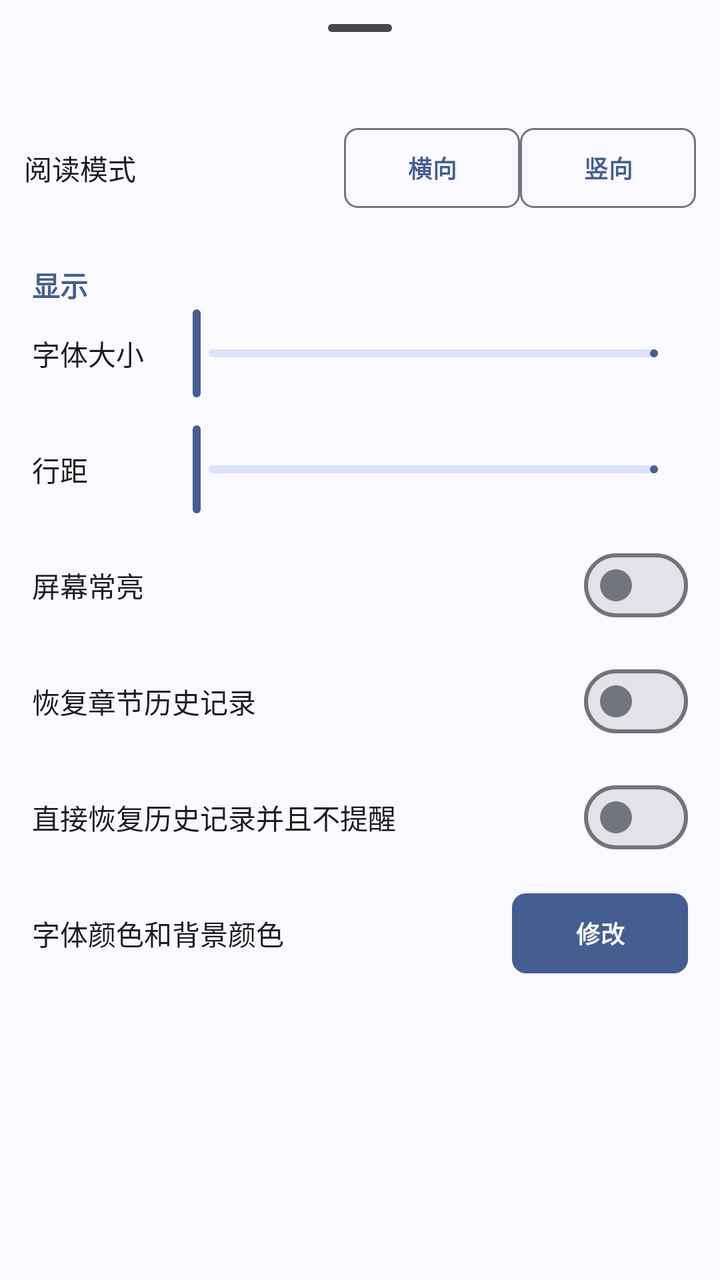
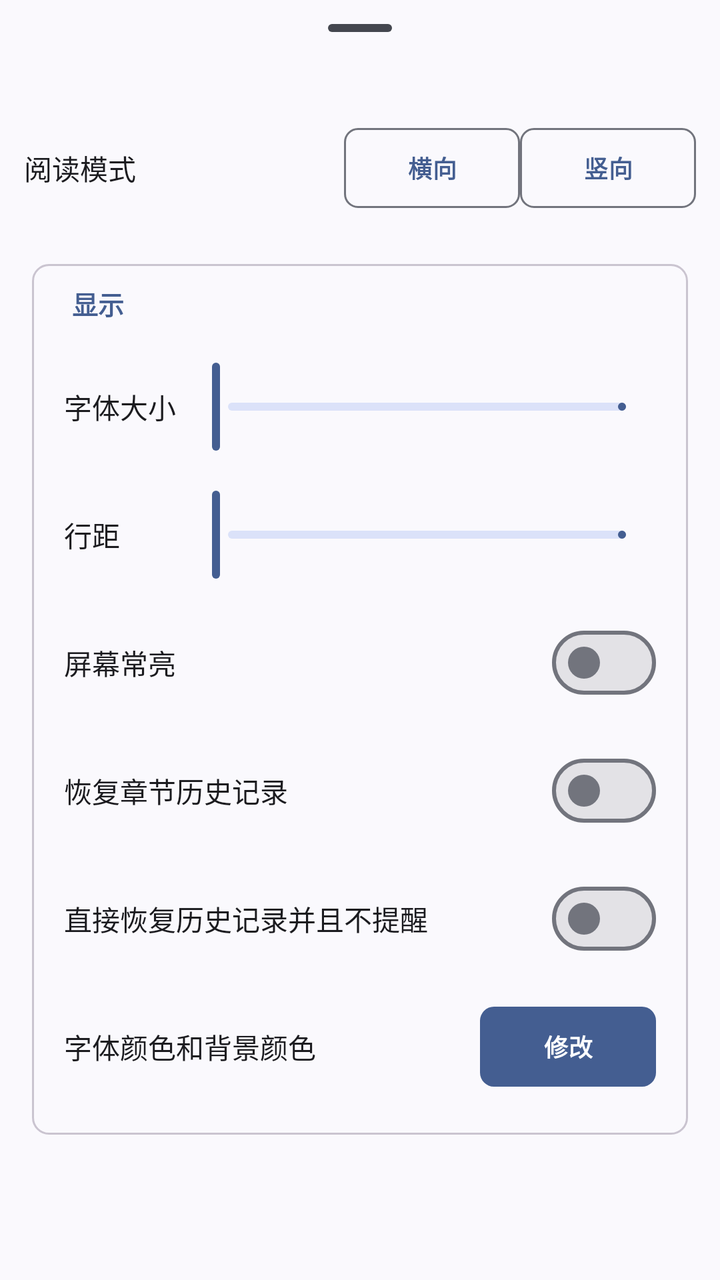

Before-and-after screenshots of an Android layout around one commit, followed by the original layout XML and the change that was made.
<!-- AndroidManifest.xml: application theme Theme.HikariNovel -->
<!-- res/layout/view_vertical_read_config.xml -->
<?xml version="1.0" encoding="utf-8"?>
<LinearLayout
  xmlns:android="http://schemas.android.com/apk/res/android"
  android:layout_width="match_parent"
  android:layout_height="wrap_content"
  android:orientation="vertical"
  android:layout_gravity="bottom">
  <com.google.android.material.bottomsheet.BottomSheetDragHandleView
    android:layout_width="match_parent"
    android:layout_height="wrap_content" />
  <LinearLayout
    android:layout_width="match_parent"
    android:layout_height="wrap_content"
    android:gravity="center"
    android:padding="@dimen/gi_space_md"
    android:orientation="horizontal">
    <TextView
      android:layout_width="0dp"
      android:layout_height="wrap_content"
      android:layout_weight="1"
      android:text="@string/read_mode"
      style="@style/TextAppearance.GalIsland.ConfigLabel" />
    <com.google.android.material.button.MaterialButton
      android:id="@+id/b_v_read_config_horizontal"
      style="@style/Widget.GalIsland.Button.Outlined"
      android:layout_width="wrap_content"
      android:layout_height="wrap_content"
      android:text="@string/horizontal" />
    <com.google.android.material.button.MaterialButton
      android:id="@+id/b_v_read_config_vertical"
      style="@style/Widget.GalIsland.Button.Outlined"
      android:layout_width="wrap_content"
      android:layout_height="wrap_content"
      android:text="@string/vertical" />
  </LinearLayout>
  <TextView
    android:layout_width="match_parent"
    android:layout_height="wrap_content"
    android:paddingLeft="@dimen/gi_page_inset"
    android:paddingTop="@dimen/gi_space_md"
    android:text="@string/display_settings"
    android:textColor="?colorPrimary"
    android:textStyle="bold" />
  <LinearLayout
    android:layout_width="match_parent"
    android:layout_height="wrap_content"
    android:gravity="center"
    android:orientation="horizontal"
    android:layout_marginLeft="@dimen/gi_page_inset"
    android:layout_marginRight="@dimen/gi_page_inset">
    <TextView
      android:layout_width="0dp"
      android:layout_height="wrap_content"
      android:layout_weight="1"
      android:text="@string/font_size"
      style="@style/TextAppearance.GalIsland.ConfigLabel" />
    <com.google.android.material.slider.Slider
      android:id="@+id/s_v_v_read_config_font_size"
      android:layout_width="0dp"
      android:layout_height="wrap_content"
      android:layout_weight="4"
      android:stepSize="1"
      android:valueFrom="1"
      android:valueTo="50" />
  </LinearLayout>
  <LinearLayout
    android:layout_width="match_parent"
    android:layout_height="wrap_content"
    android:gravity="center"
    android:orientation="horizontal"
    android:layout_marginLeft="@dimen/gi_page_inset"
    android:layout_marginRight="@dimen/gi_page_inset"
    android:layout_marginTop="@dimen/gi_space_inset">
    <TextView
      android:layout_width="0dp"
      android:layout_height="wrap_content"
      android:layout_weight="1"
      android:text="@string/line_spacing"
      style="@style/TextAppearance.GalIsland.ConfigLabel" />
    <com.google.android.material.slider.Slider
      android:id="@+id/s_v_v_read_config_line_spacing"
      android:layout_width="0dp"
      android:layout_height="wrap_content"
      android:layout_weight="4"
      android:stepSize="1"
      android:valueFrom="1"
      android:valueTo="50" />
  </LinearLayout>
  <LinearLayout
    android:layout_width="match_parent"
    android:layout_height="wrap_content"
    android:layout_marginLeft="@dimen/gi_page_inset"
    android:layout_marginRight="@dimen/gi_page_inset"
    android:layout_marginTop="@dimen/gi_space_inset"
    android:gravity="center"
    android:orientation="horizontal">
    <TextView
      android:layout_width="0dp"
      android:layout_height="wrap_content"
      android:layout_weight="1"
      android:text="@string/keep_screen_on"
      style="@style/TextAppearance.GalIsland.ConfigLabel" />
    <com.google.android.material.materialswitch.MaterialSwitch
      android:id="@+id/s_v_v_read_config_keep_screen_on"
      android:layout_width="wrap_content"
      android:layout_height="wrap_content" />
  </LinearLayout>
  <LinearLayout
    android:layout_width="match_parent"
    android:layout_height="wrap_content"
    android:layout_marginLeft="@dimen/gi_page_inset"
    android:layout_marginRight="@dimen/gi_page_inset"
    android:layout_marginTop="@dimen/gi_space_inset"
    android:gravity="center"
    android:orientation="horizontal">
    <TextView
      android:layout_width="0dp"
      android:layout_height="wrap_content"
      android:layout_weight="1"
      android:text="@string/restore_chapter_read_history_with_confirm"
      style="@style/TextAppearance.GalIsland.ConfigLabel" />
    <com.google.android.material.materialswitch.MaterialSwitch
      android:id="@+id/s_v_v_read_config_restore_chapter_read_history"
      android:layout_width="wrap_content"
      android:layout_height="wrap_content" />
  </LinearLayout>
  <LinearLayout
    android:layout_width="match_parent"
    android:layout_height="wrap_content"
    android:layout_marginLeft="@dimen/gi_page_inset"
    android:layout_marginTop="@dimen/gi_space_inset"
    android:layout_marginRight="@dimen/gi_page_inset"
    android:gravity="center"
    android:orientation="horizontal">
    <TextView
      android:layout_width="0dp"
      android:layout_height="wrap_content"
      android:layout_weight="1"
      android:text="@string/restore_chapter_read_history_without_confirm"
      style="@style/TextAppearance.GalIsland.ConfigLabel" />
    <com.google.android.material.materialswitch.MaterialSwitch
      android:id="@+id/s_v_v_read_config_restore_chapter_read_history_without_confirm"
      android:layout_width="wrap_content"
      android:layout_height="wrap_content" />
  </LinearLayout>
  <LinearLayout
    android:layout_width="match_parent"
    android:layout_height="wrap_content"
    android:gravity="center"
    android:orientation="horizontal"
    android:layout_marginLeft="@dimen/gi_page_inset"
    android:layout_marginRight="@dimen/gi_page_inset"
    android:layout_marginTop="@dimen/gi_space_inset">
    <TextView
      android:layout_width="0dp"
      android:layout_height="wrap_content"
      android:layout_weight="1"
      android:text="@string/font_color_bg_color"
      style="@style/TextAppearance.GalIsland.ConfigLabel" />
    <com.google.android.material.button.MaterialButton
      android:id="@+id/b_v_v_read_config_change_color"
      android:layout_width="wrap_content"
      android:layout_height="wrap_content"
      android:text="@string/modify" />
  </LinearLayout>
</LinearLayout>
<!-- resources referenced by this layout -->
<resources>
  <style name="TextAppearance.GalIsland.Button" parent="TextAppearance.Material3.LabelLarge">
      <item name="android:textSize">12sp</item>
      <item name="android:textStyle">bold</item>
      <item name="android:letterSpacing">0.01</item>
    </style>
  <style name="Base.Theme.HikariNovel" parent="Theme.Material3.DynamicColors.DayNight.NoActionBar">
      
      
      <item name="shapeAppearanceSmallComponent">@style/ShapeAppearance.GalIsland.Small</item>
      <item name="shapeAppearanceMediumComponent">@style/ShapeAppearance.GalIsland.Medium</item>
      <item name="shapeAppearanceLargeComponent">@style/ShapeAppearance.GalIsland.Large</item>
      <item name="materialCardViewStyle">@style/Widget.GalIsland.CardView</item>
      <item name="materialButtonStyle">@style/Widget.GalIsland.Button</item>
      <item name="chipStyle">@style/Widget.GalIsland.Chip</item>
      <item name="tabStyle">@style/Widget.GalIsland.TabLayout</item>
      <item name="toolbarStyle">@style/Widget.GalIsland.Toolbar</item>
      <item name="sliderStyle">@style/Widget.GalIsland.Slider</item>
      <item name="textInputStyle">@style/Widget.GalIsland.TextInputLayout.OutlinedBox</item>
      <item name="snackbarStyle">@style/Widget.GalIsland.Snackbar</item>
      <item name="snackbarTextViewStyle">@style/Widget.GalIsland.Snackbar.TextView</item>
      <item name="materialAlertDialogTheme">@style/ThemeOverlay.GalIsland.MaterialAlertDialog</item>
      <item name="giSurfaceInput">?attr/colorSurfaceVariant</item>
      <item name="giSurfaceHover">?attr/colorSurfaceContainerHigh</item>
      <item name="giSurfaceReaderChrome">?attr/colorSurfaceContainer</item>
      <item name="appBarLayoutStyle">@style/Widget.GalIsland.AppBar</item>
      <item name="giAccentSoft">@color/galisland_nav_indicator</item>
      <item name="bottomSheetDialogTheme">@style/ThemeOverlay.GalIsland.BottomSheet</item>
      <item name="giBorderStrong">?attr/colorOutline</item>
      <item name="giSurfaceSidebar">?attr/colorSurfaceContainerLow</item>
      <item name="giSurfaceToolbar">?attr/colorSurface</item>
      <item name="giGridLine">?attr/colorOutlineVariant</item>
      <item name="elevationOverlayEnabled">false</item>
    </style>
  <style name="Widget.GalIsland.CardView" parent="Widget.Material3.CardView.Filled">
      <item name="cardBackgroundColor">@android:color/transparent</item>
      <item name="cardCornerRadius">@dimen/gi_radius_card</item>
      <item name="cardElevation">0dp</item>
      <item name="strokeWidth">1dp</item>
      <item name="strokeColor">?attr/colorOutlineVariant</item>
    </style>
  <style name="Widget.GalIsland.Chip" parent="Widget.Material3.Chip.Assist">
      <item name="shapeAppearance">@style/ShapeAppearance.GalIsland.Tag</item>
      <item name="chipMinHeight">@dimen/gi_chip_height</item>
      <item name="chipStrokeWidth">1dp</item>
      <item name="chipStrokeColor">?attr/colorOutlineVariant</item>
      <item name="chipBackgroundColor">@color/gi_chip_background</item>
      <item name="android:textColor">?attr/colorOnSurfaceVariant</item>
      <item name="android:textAppearance">@style/TextAppearance.GalIsland.Tag</item>
      <item name="chipIconVisible">false</item>
      <item name="ensureMinTouchTargetSize">false</item>
    </style>
  <style name="Widget.GalIsland.TabLayout" parent="Widget.Material3.TabLayout">
      <item name="tabIndicatorColor">?attr/colorPrimary</item>
      <item name="tabIndicatorHeight">3dp</item>
      <item name="tabIndicatorFullWidth">false</item>
      <item name="tabSelectedTextColor">?attr/colorPrimary</item>
      <item name="tabTextColor">?attr/colorOnSurfaceVariant</item>
      <item name="tabTextAppearance">@style/TextAppearance.GalIsland.Tab</item>
      <item name="tabRippleColor">@color/galisland_interaction</item>
      <item name="android:background">@android:color/transparent</item>
    </style>
  <style name="Widget.GalIsland.Slider" parent="Widget.Material3.Slider">
      <item name="trackHeight">4dp</item>
      <item name="thumbRadius">8dp</item>
      <item name="tickVisible">false</item>
      <item name="haloRadius">16dp</item>
    </style>
  <style name="Widget.GalIsland.TextInputLayout.OutlinedBox" parent="Widget.Material3.TextInputLayout.OutlinedBox">
      <item name="boxCornerRadiusTopStart">@dimen/gi_radius_control</item>
      <item name="boxCornerRadiusTopEnd">@dimen/gi_radius_control</item>
      <item name="boxCornerRadiusBottomStart">@dimen/gi_radius_control</item>
      <item name="boxCornerRadiusBottomEnd">@dimen/gi_radius_control</item>
      <item name="boxStrokeWidth">1dp</item>
      <item name="boxStrokeWidthFocused">@dimen/gi_stroke</item>
      <item name="boxStrokeColor">@color/galisland_box_stroke</item>
      <item name="hintTextColor">?attr/colorPrimary</item>
      <item name="boxBackgroundColor">?attr/giSurfaceInput</item>
    </style>
  <style name="TextAppearance.GalIsland.Tag" parent="TextAppearance.Material3.LabelSmall">
      <item name="android:textSize">10sp</item>
      <item name="android:letterSpacing">0</item>
    </style>
  <style name="TextAppearance.GalIsland.Tab" parent="TextAppearance.Material3.TitleSmall">
      <item name="android:textSize">13sp</item>
      <item name="android:textStyle">bold</item>
      <item name="android:letterSpacing">0</item>
    </style>
  <style name="TextAppearance.GalIsland.SectionTitle" parent="TextAppearance.Material3.TitleSmall">
      <item name="android:textSize">13sp</item>
      <item name="android:textStyle">bold</item>
      <item name="android:textColor">?attr/colorOnSurface</item>
      <item name="android:letterSpacing">0</item>
    </style>
  <!-- unchanged entries left out for length: 42 -->
</resources>

<!-- the commit's change to res/layout/view_vertical_read_config.xml (unified diff, before → after) -->
@@ -3,8 +3,8 @@
   xmlns:android="http://schemas.android.com/apk/res/android"
   android:layout_width="match_parent"
   android:layout_height="wrap_content"
-  android:orientation="vertical"
-  android:layout_gravity="bottom">
+  android:layout_gravity="bottom"
+  android:orientation="vertical">
   <com.google.android.material.bottomsheet.BottomSheetDragHandleView
     android:layout_width="match_parent"
     android:layout_height="wrap_content" />
@@ -12,8 +12,8 @@
     android:layout_width="match_parent"
     android:layout_height="wrap_content"
     android:gravity="center"
-    android:padding="@dimen/gi_space_md"
-    android:orientation="horizontal">
+    android:orientation="horizontal"
+    android:padding="@dimen/gi_space_md">
     <TextView
       android:layout_width="0dp"
       android:layout_height="wrap_content"
@@ -33,134 +33,158 @@
       android:layout_height="wrap_content"
       android:text="@string/vertical" />
   </LinearLayout>
-  <TextView
-    android:layout_width="match_parent"
-    android:layout_height="wrap_content"
-    android:paddingLeft="@dimen/gi_page_inset"
-    android:paddingTop="@dimen/gi_space_md"
-    android:text="@string/display_settings"
-    android:textColor="?colorPrimary"
-    android:textStyle="bold" />
-  <LinearLayout
-    android:layout_width="match_parent"
-    android:layout_height="wrap_content"
-    android:gravity="center"
-    android:orientation="horizontal"
-    android:layout_marginLeft="@dimen/gi_page_inset"
-    android:layout_marginRight="@dimen/gi_page_inset">
-    <TextView
-      android:layout_width="0dp"
-      android:layout_height="wrap_content"
-      android:layout_weight="1"
-      android:text="@string/font_size"
-      style="@style/TextAppearance.GalIsland.ConfigLabel" />
-    <com.google.android.material.slider.Slider
-      android:id="@+id/s_v_v_read_config_font_size"
-      android:layout_width="0dp"
-      android:layout_height="wrap_content"
-      android:layout_weight="4"
-      android:stepSize="1"
-      android:valueFrom="1"
-      android:valueTo="50" />
-  </LinearLayout>
-  <LinearLayout
-    android:layout_width="match_parent"
-    android:layout_height="wrap_content"
-    android:gravity="center"
-    android:orientation="horizontal"
-    android:layout_marginLeft="@dimen/gi_page_inset"
-    android:layout_marginRight="@dimen/gi_page_inset"
-    android:layout_marginTop="@dimen/gi_space_inset">
-    <TextView
-      android:layout_width="0dp"
-      android:layout_height="wrap_content"
-      android:layout_weight="1"
-      android:text="@string/line_spacing"
-      style="@style/TextAppearance.GalIsland.ConfigLabel" />
-    <com.google.android.material.slider.Slider
-      android:id="@+id/s_v_v_read_config_line_spacing"
-      android:layout_width="0dp"
-      android:layout_height="wrap_content"
-      android:layout_weight="4"
-      android:stepSize="1"
-      android:valueFrom="1"
-      android:valueTo="50" />
-  </LinearLayout>
+  
   <LinearLayout
     android:layout_width="match_parent"
     android:layout_height="wrap_content"
     android:layout_marginLeft="@dimen/gi_page_inset"
     android:layout_marginRight="@dimen/gi_page_inset"
-    android:layout_marginTop="@dimen/gi_space_inset"
-    android:gravity="center"
-    android:orientation="horizontal">
+    android:layout_marginTop="@dimen/gi_space_md"
+    android:background="@drawable/gi_secondary_panel"
+    android:orientation="vertical"
+    android:paddingBottom="@dimen/gi_space_md">
     <TextView
-      android:layout_width="0dp"
+      android:layout_width="match_parent"
       android:layout_height="wrap_content"
-      android:layout_weight="1"
-      android:text="@string/keep_screen_on"
-      style="@style/TextAppearance.GalIsland.ConfigLabel" />
-    <com.google.android.material.materialswitch.MaterialSwitch
-      android:id="@+id/s_v_v_read_config_keep_screen_on"
-      android:layout_width="wrap_content"
-      android:layout_height="wrap_content" />
-  </LinearLayout>
-  <LinearLayout
-    android:layout_width="match_parent"
-    android:layout_height="wrap_content"
-    android:layout_marginLeft="@dimen/gi_page_inset"
-    android:layout_marginRight="@dimen/gi_page_inset"
-    android:layout_marginTop="@dimen/gi_space_inset"
-    android:gravity="center"
-    android:orientation="horizontal">
-    <TextView
-      android:layout_width="0dp"
+      android:layout_margin="@dimen/gi_space_inset"
+      android:paddingLeft="@dimen/gi_space_inset"
+      android:text="@string/display_settings"
+      android:textAppearance="@style/TextAppearance.GalIsland.SectionTitle"
+      android:textColor="?attr/colorPrimary" />
+    <LinearLayout
+      android:layout_width="match_parent"
       android:layout_height="wrap_content"
-      android:layout_weight="1"
-      android:text="@string/restore_chapter_read_history_with_confirm"
-      style="@style/TextAppearance.GalIsland.ConfigLabel" />
-    <com.google.android.material.materialswitch.MaterialSwitch
-      android:id="@+id/s_v_v_read_config_restore_chapter_read_history"
-      android:layout_width="wrap_content"
-      android:layout_height="wrap_content" />
-  </LinearLayout>
-  <LinearLayout
-    android:layout_width="match_parent"
-    android:layout_height="wrap_content"
-    android:layout_marginLeft="@dimen/gi_page_inset"
-    android:layout_marginTop="@dimen/gi_space_inset"
-    android:layout_marginRight="@dimen/gi_page_inset"
-    android:gravity="center"
-    android:orientation="horizontal">
-    <TextView
-      android:layout_width="0dp"
+      android:gravity="center_vertical"
+      android:minHeight="@dimen/gi_secondary_row_height"
+      android:orientation="horizontal"
+      android:paddingLeft="@dimen/gi_space_lg"
+      android:paddingTop="@dimen/gi_space_sm"
+      android:paddingRight="@dimen/gi_space_lg"
+      android:paddingBottom="@dimen/gi_space_sm">
+      <TextView
+        android:layout_width="0dp"
+        android:layout_height="wrap_content"
+        android:layout_weight="1"
+        android:text="@string/font_size"
+        style="@style/TextAppearance.GalIsland.ConfigLabel" />
+      <com.google.android.material.slider.Slider
+        android:id="@+id/s_v_v_read_config_font_size"
+        android:layout_width="0dp"
+        android:layout_height="wrap_content"
+        android:layout_weight="4"
+        android:stepSize="1"
+        android:valueFrom="1"
+        android:valueTo="50" />
+    </LinearLayout>
+    <LinearLayout
+      android:layout_width="match_parent"
       android:layout_height="wrap_content"
-      android:layout_weight="1"
-      android:text="@string/restore_chapter_read_history_without_confirm"
-      style="@style/TextAppearance.GalIsland.ConfigLabel" />
-    <com.google.android.material.materialswitch.MaterialSwitch
-      android:id="@+id/s_v_v_read_config_restore_chapter_read_history_without_confirm"
-      android:layout_width="wrap_content"
-      android:layout_height="wrap_content" />
-  </LinearLayout>
-  <LinearLayout
-    android:layout_width="match_parent"
-    android:layout_height="wrap_content"
-    android:gravity="center"
-    android:orientation="horizontal"
-    android:layout_marginLeft="@dimen/gi_page_inset"
-    android:layout_marginRight="@dimen/gi_page_inset"
-    android:layout_marginTop="@dimen/gi_space_inset">
-    <TextView
-      android:layout_width="0dp"
+      android:gravity="center_vertical"
+      android:minHeight="@dimen/gi_secondary_row_height"
+      android:orientation="horizontal"
+      android:paddingLeft="@dimen/gi_space_lg"
+      android:paddingTop="@dimen/gi_space_sm"
+      android:paddingRight="@dimen/gi_space_lg"
+      android:paddingBottom="@dimen/gi_space_sm">
+      <TextView
+        android:layout_width="0dp"
+        android:layout_height="wrap_content"
+        android:layout_weight="1"
+        android:text="@string/line_spacing"
+        style="@style/TextAppearance.GalIsland.ConfigLabel" />
+      <com.google.android.material.slider.Slider
+        android:id="@+id/s_v_v_read_config_line_spacing"
+        android:layout_width="0dp"
+        android:layout_height="wrap_content"
+        android:layout_weight="4"
+        android:stepSize="1"
+        android:valueFrom="1"
+        android:valueTo="50" />
+    </LinearLayout>
+    <LinearLayout
+      android:layout_width="match_parent"
       android:layout_height="wrap_content"
-      android:layout_weight="1"
-      android:text="@string/font_color_bg_color"
-      style="@style/TextAppearance.GalIsland.ConfigLabel" />
-    <com.google.android.material.button.MaterialButton
-      android:id="@+id/b_v_v_read_config_change_color"
-      android:layout_width="wrap_content"
+      android:gravity="center_vertical"
+      android:minHeight="@dimen/gi_secondary_row_height"
+      android:orientation="horizontal"
+      android:paddingLeft="@dimen/gi_space_lg"
+      android:paddingTop="@dimen/gi_space_sm"
+      android:paddingRight="@dimen/gi_space_lg"
+      android:paddingBottom="@dimen/gi_space_sm">
+      <TextView
+        android:layout_width="0dp"
+        android:layout_height="wrap_content"
+        android:layout_weight="1"
+        android:text="@string/keep_screen_on"
+        style="@style/TextAppearance.GalIsland.ConfigLabel" />
+      <com.google.android.material.materialswitch.MaterialSwitch
+        android:id="@+id/s_v_v_read_config_keep_screen_on"
+        android:layout_width="wrap_content"
+        android:layout_height="wrap_content" />
+    </LinearLayout>
+    <LinearLayout
+      android:layout_width="match_parent"
       android:layout_height="wrap_content"
-      android:text="@string/modify" />
+      android:gravity="center_vertical"
+      android:minHeight="@dimen/gi_secondary_row_height"
+      android:orientation="horizontal"
+      android:paddingLeft="@dimen/gi_space_lg"
+      android:paddingTop="@dimen/gi_space_sm"
+      android:paddingRight="@dimen/gi_space_lg"
+      android:paddingBottom="@dimen/gi_space_sm">
+      <TextView
+        android:layout_width="0dp"
+        android:layout_height="wrap_content"
+        android:layout_weight="1"
+        android:text="@string/restore_chapter_read_history_with_confirm"
+        style="@style/TextAppearance.GalIsland.ConfigLabel" />
+      <com.google.android.material.materialswitch.MaterialSwitch
+        android:id="@+id/s_v_v_read_config_restore_chapter_read_history"
+        android:layout_width="wrap_content"
+        android:layout_height="wrap_content" />
+    </LinearLayout>
+    <LinearLayout
+      android:layout_width="match_parent"
+      android:layout_height="wrap_content"
+      android:gravity="center_vertical"
+      android:minHeight="@dimen/gi_secondary_row_height"
+      android:orientation="horizontal"
+      android:paddingLeft="@dimen/gi_space_lg"
+      android:paddingTop="@dimen/gi_space_sm"
+      android:paddingRight="@dimen/gi_space_lg"
+      android:paddingBottom="@dimen/gi_space_sm">
+      <TextView
+        android:layout_width="0dp"
+        android:layout_height="wrap_content"
+        android:layout_weight="1"
+        android:text="@string/restore_chapter_read_history_without_confirm"
+        style="@style/TextAppearance.GalIsland.ConfigLabel" />
+      <com.google.android.material.materialswitch.MaterialSwitch
+        android:id="@+id/s_v_v_read_config_restore_chapter_read_history_without_confirm"
+        android:layout_width="wrap_content"
+        android:layout_height="wrap_content" />
+    </LinearLayout>
+    <LinearLayout
+      android:layout_width="match_parent"
+      android:layout_height="wrap_content"
+      android:gravity="center_vertical"
+      android:minHeight="@dimen/gi_secondary_row_height"
+      android:orientation="horizontal"
+      android:paddingLeft="@dimen/gi_space_lg"
+      android:paddingTop="@dimen/gi_space_sm"
+      android:paddingRight="@dimen/gi_space_lg"
+      android:paddingBottom="@dimen/gi_space_sm">
+      <TextView
+        android:layout_width="0dp"
+        android:layout_height="wrap_content"
+        android:layout_weight="1"
+        android:text="@string/font_color_bg_color"
+        style="@style/TextAppearance.GalIsland.ConfigLabel" />
+      <com.google.android.material.button.MaterialButton
+        android:id="@+id/b_v_v_read_config_change_color"
+        android:layout_width="wrap_content"
+        android:layout_height="wrap_content"
+        android:text="@string/modify" />
+    </LinearLayout>
   </LinearLayout>
 </LinearLayout>
<!-- resource entries referenced after the edit -->
@@ -1,7 +1,20 @@
 <!-- resources referenced by this layout -->
 <resources>
+  <dimen name="gi_secondary_row_height">@dimen/gi_toolbar_height</dimen>
+  <dimen name="gi_space_lg">16dp</dimen>
+  <dimen name="gi_space_sm">8dp</dimen>
+  <!-- drawable gi_secondary_panel (drawable) -->
+  <?xml version="1.0" encoding="utf-8"?>
+  <shape xmlns:android="http://schemas.android.com/apk/res/android"
+      android:shape="rectangle">
+      <solid android:color="@android:color/transparent" />
+      <stroke
+          android:width="@dimen/gi_stroke"
+          android:color="?attr/colorOutlineVariant" />
+      <corners android:radius="@dimen/gi_radius_card" />
+  </shape>
   <style name="TextAppearance.GalIsland.Button" parent="TextAppearance.Material3.LabelLarge">
-      <item name="android:textSize">12sp</item>
+      <item name="android:textSize">@dimen/gi_text_body</item>
       <item name="android:textStyle">bold</item>
       <item name="android:letterSpacing">0.01</item>
     </style>
@@ -18,6 +31,7 @@
       <item name="toolbarStyle">@style/Widget.GalIsland.Toolbar</item>
       <item name="sliderStyle">@style/Widget.GalIsland.Slider</item>
       <item name="textInputStyle">@style/Widget.GalIsland.TextInputLayout.OutlinedBox</item>
+      <item name="materialSwitchStyle">@style/Widget.GalIsland.Switch</item>
       <item name="snackbarStyle">@style/Widget.GalIsland.Snackbar</item>
       <item name="snackbarTextViewStyle">@style/Widget.GalIsland.Snackbar.TextView</item>
       <item name="materialAlertDialogTheme">@style/ThemeOverlay.GalIsland.MaterialAlertDialog</item>
@@ -33,17 +47,18 @@
       <item name="giGridLine">?attr/colorOutlineVariant</item>
       <item name="elevationOverlayEnabled">false</item>
     </style>
+  <dimen name="gi_text_body">12sp</dimen>
   <style name="Widget.GalIsland.CardView" parent="Widget.Material3.CardView.Filled">
       <item name="cardBackgroundColor">@android:color/transparent</item>
       <item name="cardCornerRadius">@dimen/gi_radius_card</item>
       <item name="cardElevation">0dp</item>
-      <item name="strokeWidth">1dp</item>
+      <item name="strokeWidth">@dimen/gi_stroke</item>
       <item name="strokeColor">?attr/colorOutlineVariant</item>
     </style>
   <style name="Widget.GalIsland.Chip" parent="Widget.Material3.Chip.Assist">
       <item name="shapeAppearance">@style/ShapeAppearance.GalIsland.Tag</item>
       <item name="chipMinHeight">@dimen/gi_chip_height</item>
-      <item name="chipStrokeWidth">1dp</item>
+      <item name="chipStrokeWidth">@dimen/gi_stroke</item>
       <item name="chipStrokeColor">?attr/colorOutlineVariant</item>
       <item name="chipBackgroundColor">@color/gi_chip_background</item>
       <item name="android:textColor">?attr/colorOnSurfaceVariant</item>
@@ -53,7 +68,7 @@
     </style>
   <style name="Widget.GalIsland.TabLayout" parent="Widget.Material3.TabLayout">
       <item name="tabIndicatorColor">?attr/colorPrimary</item>
-      <item name="tabIndicatorHeight">3dp</item>
+      <item name="tabIndicatorHeight">@dimen/gi_tab_indicator_height</item>
       <item name="tabIndicatorFullWidth">false</item>
       <item name="tabSelectedTextColor">?attr/colorPrimary</item>
       <item name="tabTextColor">?attr/colorOnSurfaceVariant</item>
@@ -62,37 +77,46 @@
       <item name="android:background">@android:color/transparent</item>
     </style>
   <style name="Widget.GalIsland.Slider" parent="Widget.Material3.Slider">
-      <item name="trackHeight">4dp</item>
-      <item name="thumbRadius">8dp</item>
+      <item name="trackHeight">@dimen/gi_slider_track_height</item>
+      <item name="thumbRadius">@dimen/gi_slider_thumb_radius</item>
       <item name="tickVisible">false</item>
-      <item name="haloRadius">16dp</item>
+      <item name="haloRadius">@dimen/gi_slider_halo_radius</item>
     </style>
   <style name="Widget.GalIsland.TextInputLayout.OutlinedBox" parent="Widget.Material3.TextInputLayout.OutlinedBox">
       <item name="boxCornerRadiusTopStart">@dimen/gi_radius_control</item>
       <item name="boxCornerRadiusTopEnd">@dimen/gi_radius_control</item>
       <item name="boxCornerRadiusBottomStart">@dimen/gi_radius_control</item>
       <item name="boxCornerRadiusBottomEnd">@dimen/gi_radius_control</item>
-      <item name="boxStrokeWidth">1dp</item>
+      <item name="boxStrokeWidth">@dimen/gi_stroke</item>
       <item name="boxStrokeWidthFocused">@dimen/gi_stroke</item>
       <item name="boxStrokeColor">@color/galisland_box_stroke</item>
       <item name="hintTextColor">?attr/colorPrimary</item>
       <item name="boxBackgroundColor">?attr/giSurfaceInput</item>
     </style>
+  <style name="Widget.GalIsland.Switch" parent="Widget.Material3.CompoundButton.MaterialSwitch">
+      <item name="android:minHeight">@dimen/gi_control_height</item>
+    </style>
   <style name="TextAppearance.GalIsland.Tag" parent="TextAppearance.Material3.LabelSmall">
-      <item name="android:textSize">10sp</item>
+      <item name="android:textSize">@dimen/gi_text_micro</item>
       <item name="android:letterSpacing">0</item>
     </style>
+  <dimen name="gi_tab_indicator_height">3dp</dimen>
   <style name="TextAppearance.GalIsland.Tab" parent="TextAppearance.Material3.TitleSmall">
-      <item name="android:textSize">13sp</item>
+      <item name="android:textSize">@dimen/gi_text_section</item>
       <item name="android:textStyle">bold</item>
       <item name="android:letterSpacing">0</item>
     </style>
+  <dimen name="gi_slider_track_height">4dp</dimen>
+  <dimen name="gi_slider_thumb_radius">8dp</dimen>
+  <dimen name="gi_slider_halo_radius">16dp</dimen>
+  <dimen name="gi_text_micro">10sp</dimen>
   <style name="TextAppearance.GalIsland.SectionTitle" parent="TextAppearance.Material3.TitleSmall">
-      <item name="android:textSize">13sp</item>
+      <item name="android:textSize">@dimen/gi_text_section</item>
       <item name="android:textStyle">bold</item>
       <item name="android:textColor">?attr/colorOnSurface</item>
       <item name="android:letterSpacing">0</item>
     </style>
+  <dimen name="gi_text_section">13sp</dimen>
   <!-- unchanged entries left out for length: 42 -->
 </resources>
 
